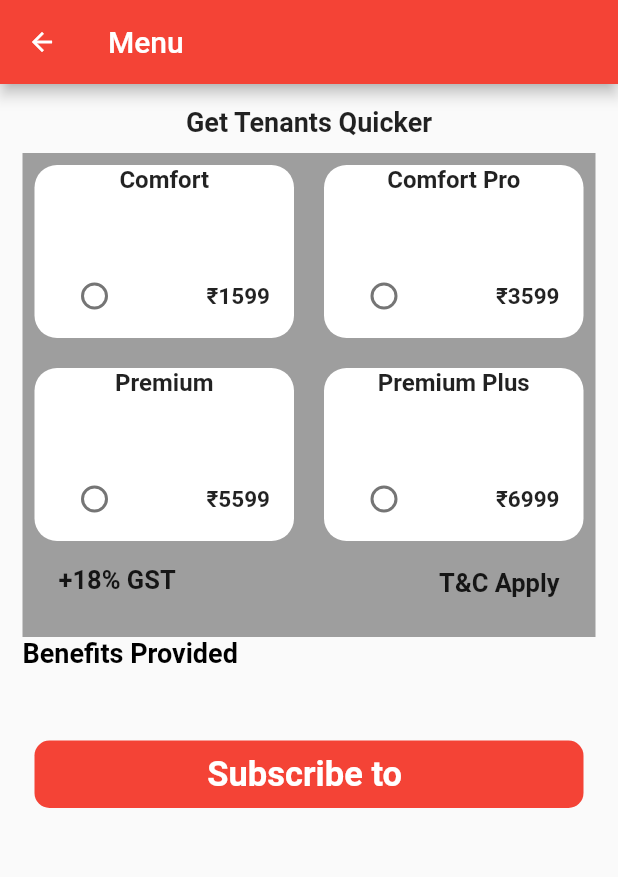
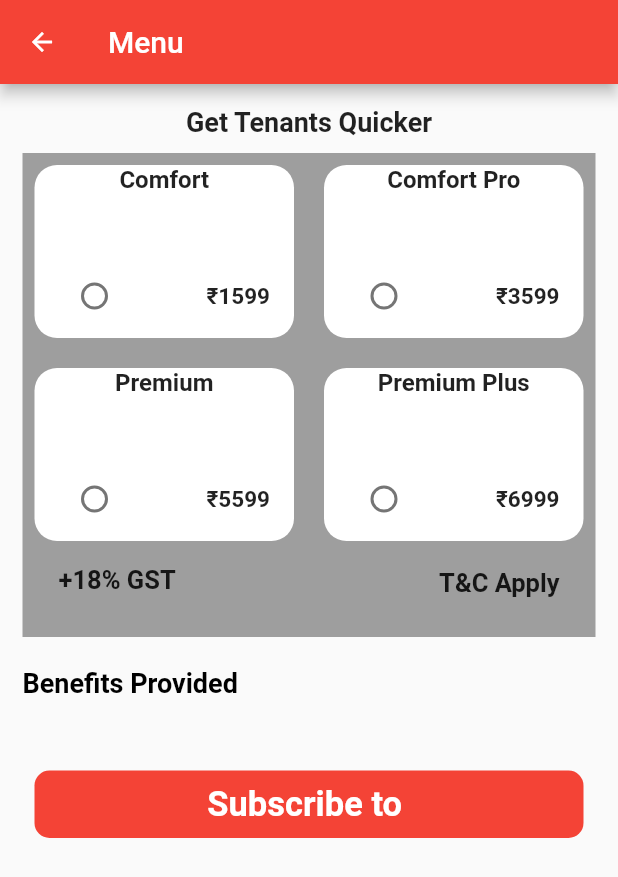
Before and after one commit to Vishnugopankn/lyiq_task, a Flutter app: the screen it shows after launch, on a phone screen of 412 x 824 dp. Shown: the top 877 px of the screen. Run offline on Flutter 3.47's test engine with Material 2 defaults, Android fonts, the phone set to English and light mode, and no system bars.

Commit message:
commit 1

```diff
--- a/lib/home.dart
+++ b/lib/home.dart
@@ -54,14 +54,14 @@ class _HomepageState extends State<Homepage> {
       "Top slot reserved for better search",
       "Rental agreement delivered to your home",
       "Privacy of your contact number",
-    ],name: "Premium Plus",num: [
-      "1","2","3","4","5","6","7","8"
-,"9"    ])
+    ],name: "Premium Plus",
+    )
   ];
 
   int? value;
   List chosen=[];
   String s='';
+  int amt=0;
 
   @override
   Widget build(BuildContext context) {
@@ -113,6 +113,8 @@ class _HomepageState extends State<Homepage> {
                                         setState(() {
                                          chosen=details[index].benefits;
                                          s=details[index].name;
+                                         amt=details[index].amount;
+
                                         });
                                       },
                                     ),
@@ -131,6 +133,7 @@ class _HomepageState extends State<Homepage> {
                   ),
                 ),
               ),
+              SizedBox(height: 20,),
 
               Align(alignment: Alignment.centerLeft,
                   child: Text("Benefits Provided",style: TextStyle(fontSize: 18,fontWeight: FontWeight.bold,color: Colors.black),)),
@@ -143,6 +146,7 @@ class _HomepageState extends State<Homepage> {
                   return CheckboxListTile(
                     title: Text("${chosen[index]}",style: TextStyle(fontWeight: FontWeight.w500),),
                     value: isChecked ,
+                    selected: isChecked,
                     onChanged: (bool? value) {
                       setState(() {
                         isChecked = value!;
@@ -152,36 +156,36 @@ class _HomepageState extends State<Homepage> {
                       height: 20,
                       width: 20,
                       color: Colors.red,
-                      child: Center(child: Text("#", style: TextStyle(
-                          fontWeight: FontWeight.bold, fontSize: 15),)),
+                      child:Icon(Icons.add_circle,size: 13,)
                     ),
                   );
 
-                   /* Row(
+                }
+              ),
+              /*Row(
                 children: [
                   Container(
                       height: 20,
                       width: 20,
                       color: Colors.red,
-                        child: Center(child: Text("${num[i]}", style: TextStyle(
-                            fontWeight: FontWeight.bold, fontSize: 15),)),
+                      child:Icon(Icons.add_circle,size: 13,)
                   ),
-                      Checkbox(value: isChecked, onChanged: (bool? value){
+                  Text("${chosen}",style: TextStyle(fontWeight: FontWeight.w500),),
+                  Checkbox(
+                      value: isChecked,
+                      onChanged: (bool? value){
                         setState(() {
                           isChecked=value!;
                         });
                       }
-                      ),
+                  )
                 ],
-                  );*/
-
-                }
-              ),
+              ),*/
               SizedBox(height: 30,),
               TextButton(onPressed: (){
                 Navigator.push(
                   context,
-                  MaterialPageRoute(builder: (context) =>  Payment_page(value!)),
+                  MaterialPageRoute(builder: (context) =>  Payment_page(amt!)),
                 );
               },
                   child: Container(
```
Lines whose indentation alone changed are shown as unchanged.
